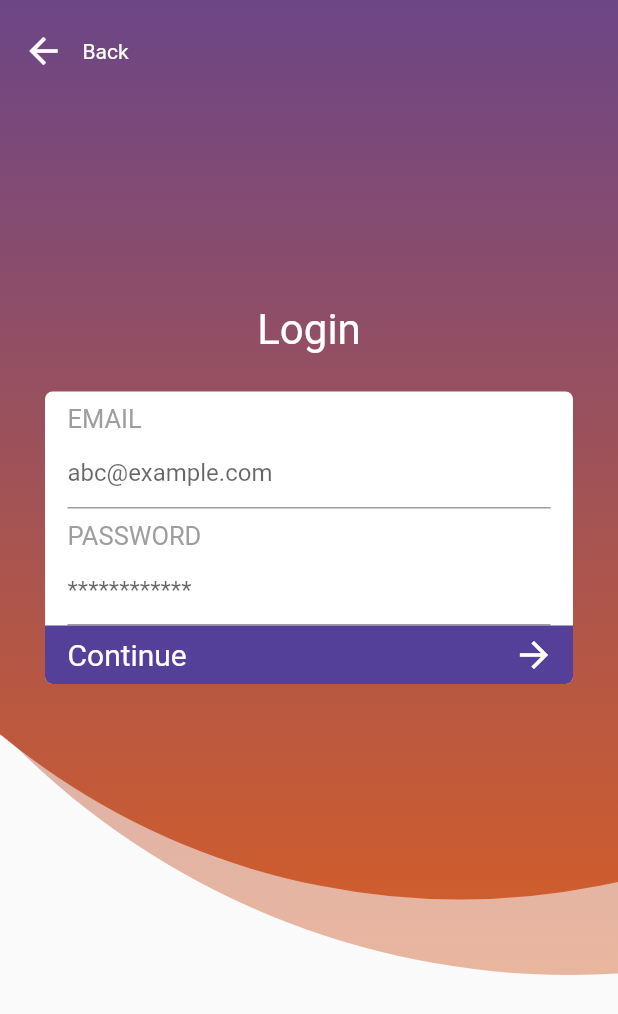
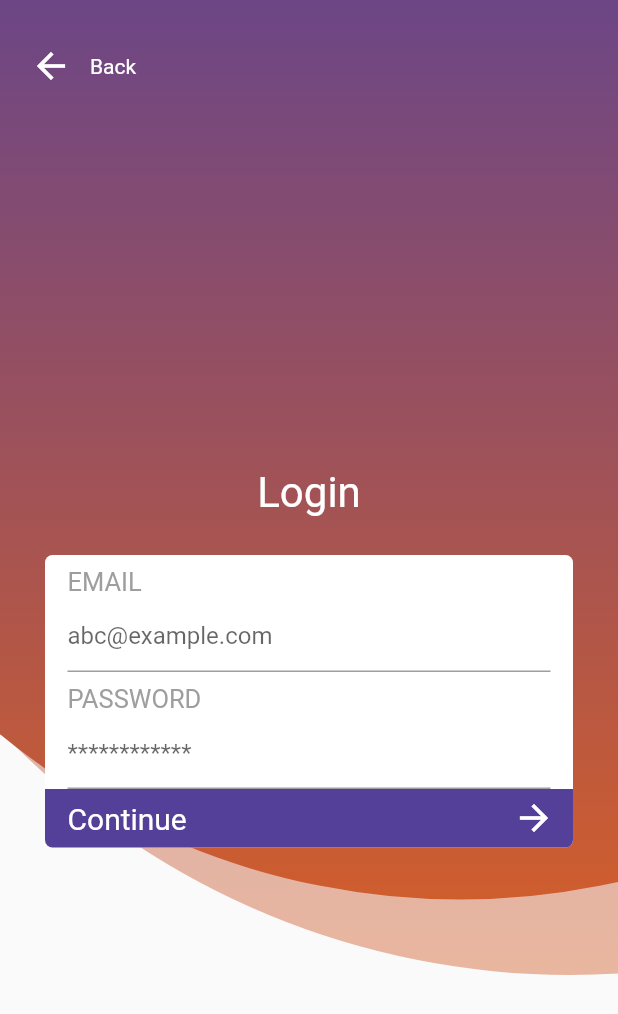
Before and after one commit to dhruvroytalukdar/rupi-frontend-development, a Flutter app: the LoginScreen screen opened by its route, on a phone screen of 412 x 824 dp. Shown: the top 1014 px of the screen. Run offline on Flutter 3.47's test engine with Material 2 defaults, Android fonts, the phone set to English and light mode, and no system bars.

Commit message:
minor updates on welcome and login screen

```diff
--- a/lib/components/login_screen/login_section.dart
+++ b/lib/components/login_screen/login_section.dart
@@ -22,7 +22,7 @@ class LoginSection extends StatelessWidget {
                   Navigator.pop(context);
                 },
                 child: Padding(
-                  padding: const EdgeInsets.symmetric(vertical:20.0,horizontal: 15.0),
+                  padding: const EdgeInsets.only(top:30.0,left: 20.0),
                   child: Row(
                     children: const [
                       Icon(
@@ -46,8 +46,8 @@ class LoginSection extends StatelessWidget {
               ),
             ],
           ),
-          const SizedBox(height:135.0),
-          Column(
+          Expanded(
+            child: Column(
               mainAxisAlignment: MainAxisAlignment.center,
               crossAxisAlignment: CrossAxisAlignment.center,
               children: [
@@ -146,6 +146,7 @@ class LoginSection extends StatelessWidget {
                 )
               ],
             ),
+          ),
         ],
       ),
     );
--- a/lib/components/welcome_screen/content_section.dart
+++ b/lib/components/welcome_screen/content_section.dart
@@ -54,8 +54,8 @@ class ContentSection extends StatelessWidget {
                 ),
               ),
               child: const Padding(
-                padding: EdgeInsets.symmetric(horizontal: 15.0),
-                child: Text("Login using email",
+                padding: EdgeInsets.symmetric(horizontal: 50.0),
+                child: Text("Login using Email",
                   style: TextStyle(
                     color:Colors.white,
                     fontSize: 14.5,
```
Lines whose indentation alone changed are shown as unchanged.
